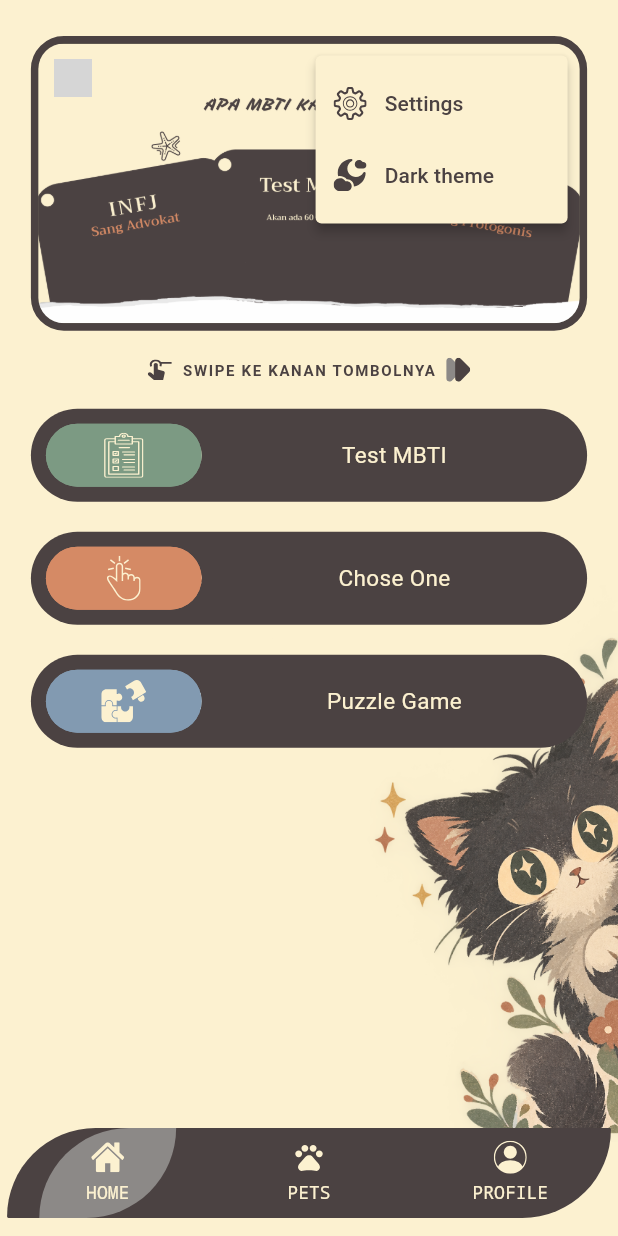
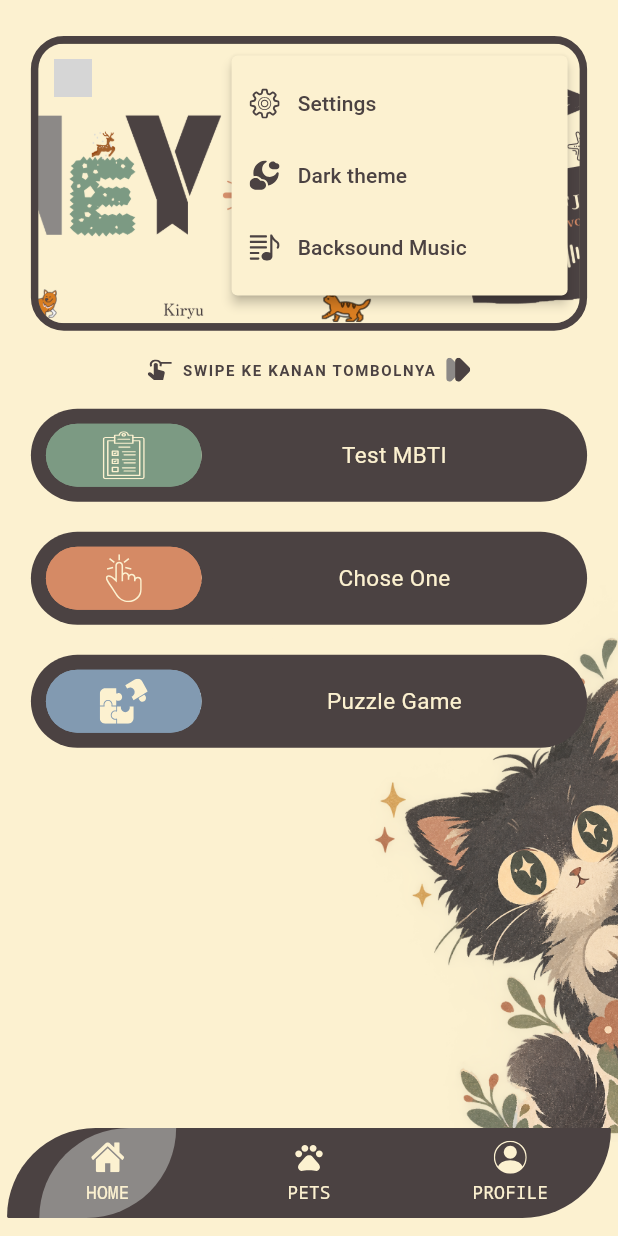
Before and after one commit to Kry-ops/Hey-You, a Flutter app: the screen it shows after launch, after a tap on the "sort" icon, on a phone screen of 412 x 824 dp. Run offline on Flutter 3.47's test engine with Material 3 defaults, Android fonts, the phone set to English and light mode, and no system bars; our stand-ins replace animated_text_kit, flutter_svg, loading_animation_widget; grey boxes are pictures that could not be loaded.

Commit message:
12.11. Menyiapkan base for music

```diff
--- a/lib/core/app_assets.dart
+++ b/lib/core/app_assets.dart
@@ -19,6 +19,7 @@ class AppAssets {
     // Icon dropdown menu.
     static const iconSettings = 'assets/home_page_assets/icon_settings.svg';
     static const iconTheme = 'assets/home_page_assets/icon_dark_theme.svg';
+    static const iconMusic = 'assets/home_page_assets/icon_music.svg';
 
     // Icon informasi tengah
     static const iconSwipe = 'assets/home_page_assets/icon_swipe.svg';
@@ -26,56 +27,44 @@ class AppAssets {
 
     // Daftar gambar untuk carousel header.
     static const List<String> headerImages = [
-    'assets/home_page_assets/preview_assets/contoh_1.png',
         'assets/home_page_assets/preview_assets/HeYou_.png',
         'assets/home_page_assets/preview_assets/mbti_banner.png',
-    'assets/home_page_assets/preview_assets/contoh_1.png',
+        'assets/home_page_assets/preview_assets/kiryu_banner.png',
         'assets/home_page_assets/preview_assets/HeYou_.png',
         'assets/home_page_assets/preview_assets/mbti_banner.png',
+        'assets/home_page_assets/preview_assets/kiryu_banner.png',
     ];
 
     // +++
     // MBTI PAGE
     // +++
     // Ikon navigasi dan tombol.
-  static const String iconBack =
-      'assets/test_mbti_page_assets/icon_panah_kembali.svg';
-  static const String iconMenu =
-      'assets/test_mbti_page_assets/icon_menu.svg';
-  static const String arrowPrev =
-      'assets/test_mbti_page_assets/icon_panah_kiri.svg';
-  static const String arrowNext =
-      'assets/test_mbti_page_assets/icon_panah_kanan.svg';
+    static const String iconBack ='assets/test_mbti_page_assets/icon_panah_kembali.svg';
+    static const String iconMenu ='assets/test_mbti_page_assets/icon_menu.svg';
+    static const String arrowPrev ='assets/test_mbti_page_assets/icon_panah_kiri.svg';
+    static const String arrowNext ='assets/test_mbti_page_assets/icon_panah_kanan.svg';
 
     // Ikon fitur.
     // static const String iconMbti =
     //     'assets/test_mbti_page_assets/icon_mbti.svg';
 
     // Dekorasi.
-  static const String progressLeaf =
-      'assets/test_mbti_page_assets/daun_kiri_atas.svg';
-  static const String cardLeaf =
-      'assets/test_mbti_page_assets/daun_kiri_tengah.svg';
+    static const String progressLeaf ='assets/test_mbti_page_assets/daun_kiri_atas.svg';
+    static const String cardLeaf ='assets/test_mbti_page_assets/daun_kiri_tengah.svg';
     // static const String cat =
     //     'assets/test_mbti_page_assets/kucing.png';
-  static const String plantLeft =
-      'assets/test_mbti_page_assets/daun_kiri_bawah.svg';
-  static const String plantRight =
-      'assets/test_mbti_page_assets/daun_kanan_atas.svg';
-  static const String butterfly =
-      'assets/test_mbti_page_assets/kupu_kupu.svg';
-  static const String sparkle =
-      'assets/test_mbti_page_assets/bintang.svg';
+    static const String plantLeft ='assets/test_mbti_page_assets/daun_kiri_bawah.svg';
+    static const String plantRight ='assets/test_mbti_page_assets/daun_kanan_atas.svg';
+    static const String butterfly ='assets/test_mbti_page_assets/kupu_kupu.svg';
+    static const String sparkle ='assets/test_mbti_page_assets/bintang.svg';
 
     // Ikon untuk menu Petunjuk Tes.
-  static const String iconPetunjuk =
-      'assets/test_mbti_page_assets/icon_tanda_seru.svg';
+    static const String iconPetunjuk = 'assets/test_mbti_page_assets/icon_tanda_seru.svg';
 
     // Ikon untuk menu Hai NYET.
-  static const String iconHaiNyet =
-      'assets/test_mbti_page_assets/icon_pisang.svg';
+    static const String iconHaiNyet = 'assets/test_mbti_page_assets/icon_pisang.svg';
+    static const String iconMusicMBTI = 'assets/test_mbti_page_assets/icon_music.svg';
 
     // Ikon centang untuk pilihan jawaban MBTI.
-  static const String iconCheck =
-      'assets/test_mbti_page_assets/icon_centang.svg';
+    static const String iconCheck = 'assets/test_mbti_page_assets/icon_centang.svg';
 }
--- a/lib/main.dart
+++ b/lib/main.dart
@@ -1,6 +1,6 @@
 import 'package:flutter/material.dart';
-// import 'package:hey_you/pages/first_loading_page.dart';
-import 'package:hey_you/pages/home_page.dart';
+import 'package:hey_you/pages/first_loading_page.dart';
+
 
 void main() {
   runApp(const MyApp());
@@ -22,7 +22,7 @@ class MyApp extends StatelessWidget {
           selectionHandleColor: Color(0xFF4B4242),
         ),
       ),
-      home: const HomePage(),
+      home: const FirstLoadingPage(),
     );
   }
 }
--- a/lib/pages/first_loading_page.dart
+++ b/lib/pages/first_loading_page.dart
@@ -1,6 +1,6 @@
 import 'package:flutter/material.dart';
+import 'package:hey_you/pages/home_page.dart';
 import 'package:loading_animation_widget/loading_animation_widget.dart';
-import 'package:hey_you/pages/login_pages/regis_page.dart';
 
 class FirstLoadingPage extends StatefulWidget {
   const FirstLoadingPage({super.key});
@@ -18,13 +18,13 @@ class _FirstLoadingPageState extends State<FirstLoadingPage> {
   }
 
   Future<void> _mulaiLoading() async {
-    await Future.delayed(const Duration(seconds: 10));
+    await Future.delayed(const Duration(seconds: 5));
 
     if (!mounted) return;
 
     Navigator.pushReplacement(
       context, MaterialPageRoute(
-        builder: (context) => const RegistrationPage(),
+        builder: (context) => const HomePage(),
       ),
     );
   }
--- a/lib/pages/home_page.dart
+++ b/lib/pages/home_page.dart
@@ -61,6 +61,9 @@ class _HomePageState extends State<HomePage> {
         break;
       case 'theme':
         _openPage(const PlaceholderPage('Change Theme'));
+        break;
+      case 'music':
+        _openPage(const PlaceholderPage('Music Control'));
         break;
     }
   }
--- a/lib/utils/home_layout.dart
+++ b/lib/utils/home_layout.dart
@@ -25,7 +25,7 @@ class HomeLayout {
 
 
   // UKURAN IKON
-  static const double featureIconSize = 30;
+  static const double featureIconSize = 32;
   static const double navIconSize = 22;
   static const double overlayButtonSize = 30;
 
--- a/lib/widgets/home_widgets/video_header.dart
+++ b/lib/widgets/home_widgets/video_header.dart
@@ -38,7 +38,7 @@ class _VideoHeaderState extends State<VideoHeader> {
 
   // Jeda sebelum gambar berikutnya muncul.
   static const Duration _autoPlayInterval =
-      Duration(seconds: 4);
+      Duration(seconds: 5);
 
   // Durasi animasi perpindahan gambar.
   static const Duration _animationDuration =
@@ -200,7 +200,7 @@ class _VideoHeaderState extends State<VideoHeader> {
                         AssetOrIcon(
                           assetPath: AppAssets.iconSettings,
                           fallbackIcon: Icons.settings_outlined,
-                          size: 22,
+                          size: 20,
                           color: AppColors.dark,
                         ),
                         const SizedBox(width: 12),
@@ -222,12 +222,33 @@ class _VideoHeaderState extends State<VideoHeader> {
                         AssetOrIcon(
                           assetPath: AppAssets.iconTheme,
                           fallbackIcon: Icons.palette_outlined,
-                          size: 22,
+                          size: 20,
                           color: AppColors.dark,
                         ),
                         const SizedBox(width: 12),
                         const Text(
                           'Dark theme',
+                          style: TextStyle(
+                            color: AppColors.dark,
+                          ),
+                        ),
+                      ],
+                    ),
+                  ),
+
+                  PopupMenuItem<String>(
+                    value: 'music',
+                    child: Row(
+                      children: [
+                        AssetOrIcon(
+                          assetPath: AppAssets.iconMusic,
+                          fallbackIcon: Icons.library_music_rounded,
+                          size: 20,
+                          color: AppColors.dark,
+                        ),
+                        const SizedBox(width: 12),
+                        const Text(
+                          'Backsound Music',
                           style: TextStyle(
                             color: AppColors.dark,
                           ),
```
Also changed, not shown: lib/utils/mbti_layout.dart (+8 -30 lines), lib/widgets/mbti_widgets/mbti_top_bar.dart (+31 -6 lines), pubspec.yaml (+4 -3 lines), assets/home_page_assets/icon_music.svg (added), assets/home_page_assets/preview_assets/contoh_1.png (deleted), assets/home_page_assets/preview_assets/contoh_2.png (deleted), assets/home_page_assets/preview_assets/kiryu_banner.png (added), assets/home_page_assets/preview_assets/mbti_banner.png, assets/test_mbti_page_assets/icon_music.svg (added), 1 other file. Lines whose indentation alone changed are shown as unchanged.
